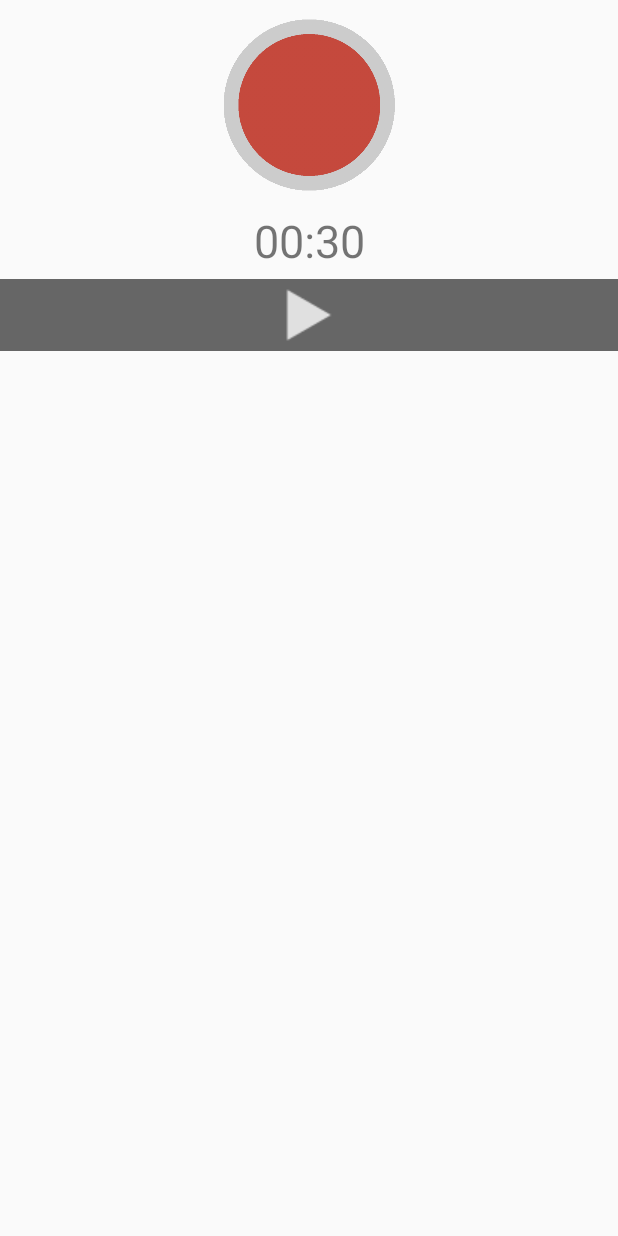
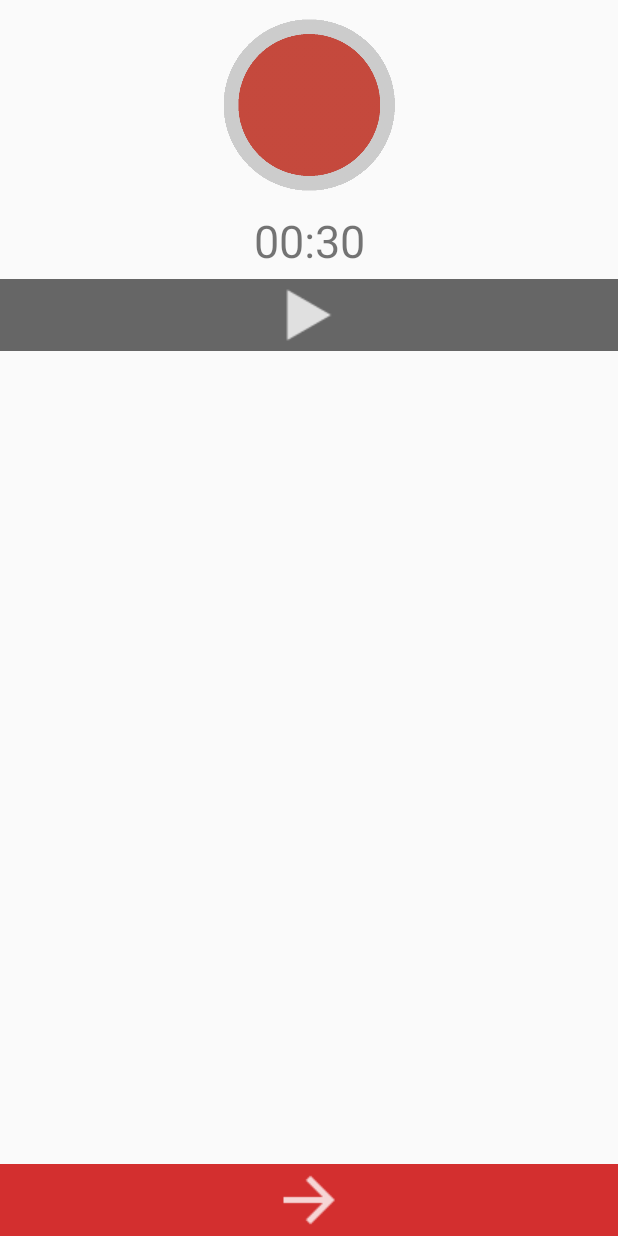
Before and after one commit to mebius5/voiceit, an Android app: the layout fragment_record.xml on its own in the app's theme, with its tools: preview values and no code run, on a phone screen of 412 x 824 dp. Run offline under Robolectric (Android 15) with nearby library versions, the phone set to English and light mode, and no system bars.

Commit message:
Help setup

```diff
--- a/app/src/main/res/layout/fragment_record.xml
+++ b/app/src/main/res/layout/fragment_record.xml
@@ -41,7 +41,8 @@
             android:layout_below="@+id/textViewRecordLength"
             android:layout_alignParentLeft="true"
             android:layout_alignParentStart="true"
-            android:layout_marginTop="5dp">
+            android:layout_marginTop="5dp"
+            android:id="@+id/relativeLayout">
 
             <ImageView
                 android:layout_width="wrap_content"
@@ -51,5 +52,30 @@
                 android:layout_alignParentTop="true"
                 android:layout_centerHorizontal="true" />
         </RelativeLayout>
+
+        <ListView
+            android:layout_width="wrap_content"
+            android:layout_height="250dp"
+            android:id="@+id/listView"
+            android:layout_below="@+id/relativeLayout" />
+
+        <RelativeLayout
+            android:orientation="horizontal"
+            android:layout_width="match_parent"
+            android:layout_height="wrap_content"
+            android:background="@color/submitAreaBg"
+            android:id="@+id/relativeLayout2"
+            android:layout_alignParentBottom="true"
+            android:layout_alignParentLeft="true"
+            android:layout_alignParentStart="true">
+
+            <ImageView
+                android:layout_width="wrap_content"
+                android:layout_height="wrap_content"
+                android:id="@+id/imageView2"
+                android:src="@drawable/ic_action_forward"
+                android:layout_alignParentTop="true"
+                android:layout_centerHorizontal="true" />
+        </RelativeLayout>
     </RelativeLayout>
 </FrameLayout>
--- a/app/src/main/res/values/colors.xml
+++ b/app/src/main/res/values/colors.xml
@@ -5,4 +5,5 @@
     <color name="colorAccent">#FF4081</color>
     <color name="toolbarBg">#D6383A</color>
     <color name="playAreaBg">#666666</color>
+    <color name="submitAreaBg">#D32F2F</color>
 </resources>
--- /dev/null
+++ b/build.gradle
@@ -0,0 +1,23 @@
+// Top-level build file where you can add configuration options common to all sub-projects/modules.
+
+buildscript {
+    repositories {
+        jcenter()
+    }
+    dependencies {
+        classpath 'com.android.tools.build:gradle:2.0.0'
+
+        // NOTE: Do not place your application dependencies here; they belong
+        // in the individual module build.gradle files
+    }
+}
+
+allprojects {
+    repositories {
+        jcenter()
+    }
+}
+
+task clean(type: Delete) {
+    delete rootProject.buildDir
+}
--- /dev/null
+++ b/settings.gradle
@@ -0,0 +1 @@
+include ':app'
```
Also changed, not shown: gradle.properties (added, +18 -0 lines), app/src/main/res/drawable/ic_action_forward.png (added), gradle/wrapper/gradle-wrapper.properties (added).
